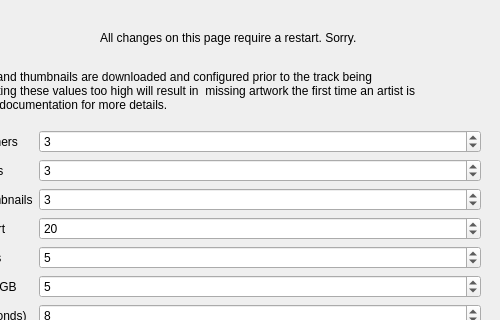
Before: the Qt Designer form nowplaying/resources/artistextras_ui.ui in whatsnowplaying/whats-now-playing, drawn with Qt 5; both pictures show x 140 to 640 and y 0 to 320 of the 640 by 480 pixel window.
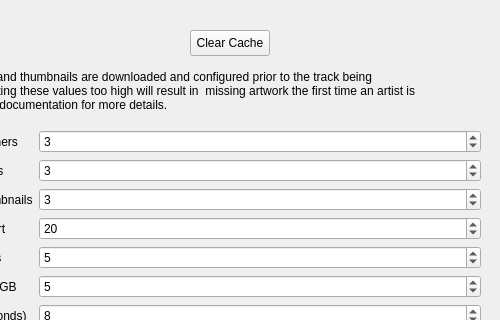
After: the same form once the commit is applied.

Commit message: Add ability to clear the cache

```diff
--- a/nowplaying/resources/artistextras_ui.ui
+++ b/nowplaying/resources/artistextras_ui.ui
@@ -173,19 +173,6 @@
     <bool>true</bool>
    </property>
   </widget>
-  <widget class="QLabel" name="changeswarning_label">
-   <property name="geometry">
-    <rect>
-     <x>240</x>
-     <y>30</y>
-     <width>281</width>
-     <height>16</height>
-    </rect>
-   </property>
-   <property name="text">
-    <string>All changes on this page require a restart. Sorry.</string>
-   </property>
-  </widget>
   <widget class="QCheckBox" name="missingfanart_checkbox">
    <property name="geometry">
     <rect>
@@ -247,6 +234,19 @@
     <bool>true</bool>
    </property>
   </widget>
+  <widget class="QPushButton" name="clearcache_button">
+   <property name="geometry">
+    <rect>
+     <x>330</x>
+     <y>30</y>
+     <width>80</width>
+     <height>26</height>
+    </rect>
+   </property>
+   <property name="text">
+    <string>Clear Cache</string>
+   </property>
+  </widget>
  </widget>
  <resources/>
  <connections/>
```
The commit also changes 4 other files.
